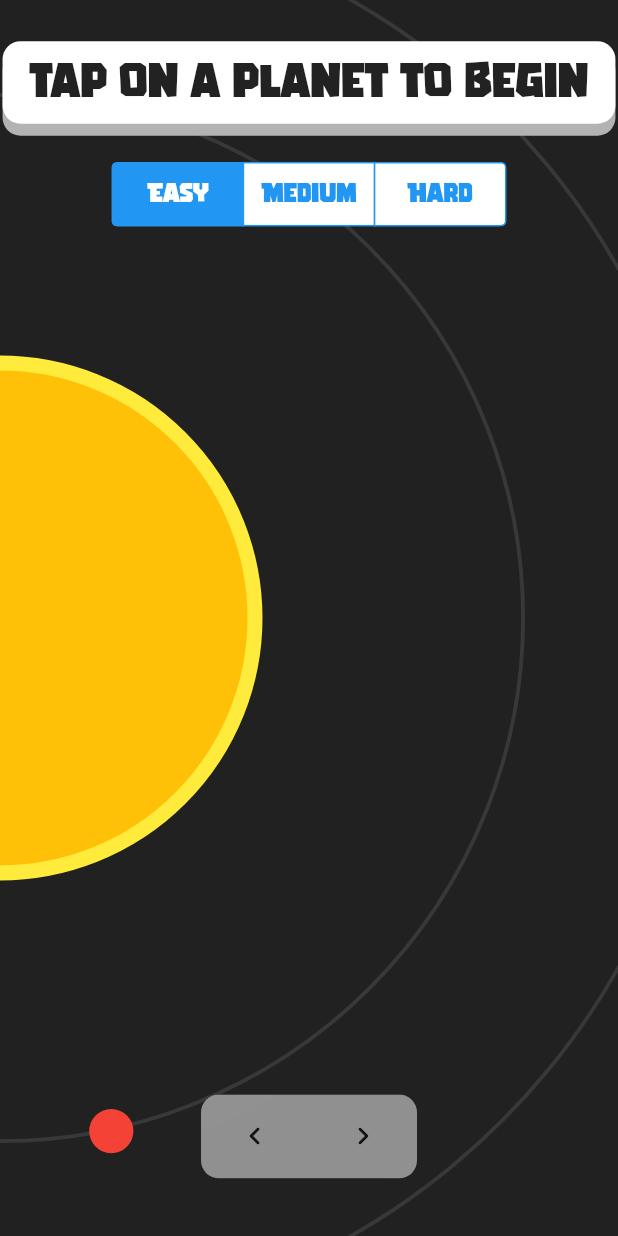
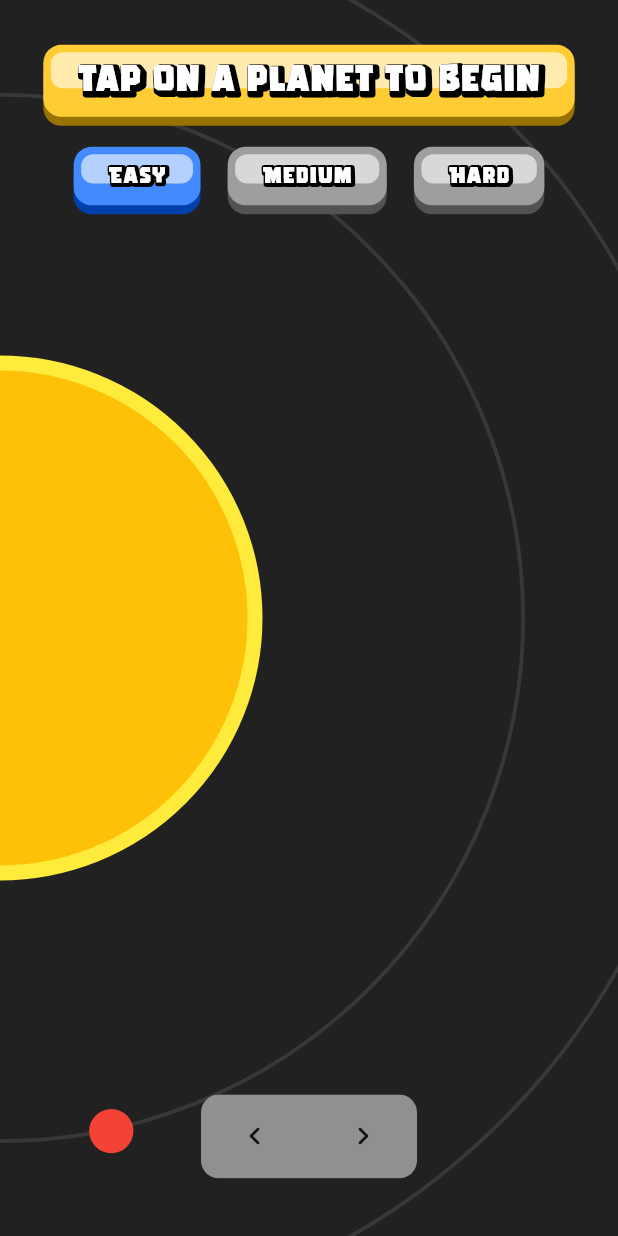
Before and after one commit to jyotirmoy-paul/planets, a Flutter app: the screen it shows after launch, on a phone screen of 412 x 824 dp. Run offline on Flutter 3.47's test engine with Material 2 defaults, Android fonts, the phone set to English and light mode, and no system bars; our stand-ins replace bloc, equatable, flutter_bloc, gap, rive.

Commit message:
improves design & ui

```diff
--- a/lib/dashboard/widgets/header_widget.dart
+++ b/lib/dashboard/widgets/header_widget.dart
@@ -2,6 +2,11 @@ import 'package:flutter/cupertino.dart';
 import 'package:flutter/material.dart';
 import 'package:flutter_bloc/flutter_bloc.dart';
 import 'package:gap/gap.dart';
+import 'package:planets/global/stylized_button.dart';
+import 'package:planets/global/stylized_text.dart';
+import 'package:planets/layout/layout.dart';
+import 'package:planets/layout/utils/responsive_layout_builder.dart';
+import '../../global/bordered_text.dart';
 import '../cubit/level_selection_cubit.dart';
 import '../../global/stylized_container.dart';
 import '../../models/puzzle.dart';
@@ -18,29 +23,39 @@ class HeaderWidget extends StatelessWidget {
         mainAxisSize: MainAxisSize.min,
         children: [
           // header title
-          const StylizedContainer(
-            padding: EdgeInsets.symmetric(horizontal: 18.0, vertical: 12.0),
-            child: Text(
-              AppString.dashboardHeading,
-              style: TextStyle(
-                fontSize: 32.0,
-              ),
-            ),
+          ResponsiveLayoutBuilder(
+            small: (_, Widget? child) => child!,
+            medium: (_, Widget? child) => child!,
+            large: (_, Widget? child) => child!,
+            child: (layoutSize) {
+              final bool isSmall = layoutSize == ResponsiveLayoutSize.small;
+
+              return StylizedContainer(
+                key: isSmall
+                    ? const Key('header_widget_small')
+                    : const Key('header_widget_normal'),
+                color: const Color(0xffffcc33),
+                child: StylizedText(
+                  text: AppString.dashboardHeading,
+                  fontSize: isSmall ? 24.0 : 32.0,
+                  strokeWidth: isSmall ? 5.0 : 6.0,
+                ),
+              );
+            },
           ),
 
           // gap
-          const Gap(18.0),
+          const Gap(20.0),
 
           // level selection
           BlocBuilder<LevelSelectionCubit, LevelSelectionState>(
             builder: (context, state) {
-              return CupertinoSegmentedControl<PuzzleLevel>(
-                pressedColor: Colors.white.withOpacity(0.80),
+              return _SegmentedControl(
                 groupValue: state.level,
                 children: const {
-                  PuzzleLevel.easy: _LevelSelectionWidget('Easy'),
-                  PuzzleLevel.medium: _LevelSelectionWidget('Medium'),
-                  PuzzleLevel.hard: _LevelSelectionWidget('Hard'),
+                  PuzzleLevel.easy: 'Easy',
+                  PuzzleLevel.medium: 'Medium',
+                  PuzzleLevel.hard: 'Hard',
                 },
                 onValueChanged:
                     context.read<LevelSelectionCubit>().onNewLevelSelected,
@@ -53,21 +68,64 @@ class HeaderWidget extends StatelessWidget {
   }
 }
 
-class _LevelSelectionWidget extends StatelessWidget {
-  final String text;
-  const _LevelSelectionWidget(
-    this.text, {
+class _SegmentedControl extends StatelessWidget {
+  final PuzzleLevel groupValue;
+  final Map<PuzzleLevel, String> children;
+  final ValueChanged<PuzzleLevel> onValueChanged;
+
+  const _SegmentedControl({
     Key? key,
+    required this.groupValue,
+    required this.children,
+    required this.onValueChanged,
   }) : super(key: key);
 
   @override
   Widget build(BuildContext context) {
-    return Padding(
-      padding: const EdgeInsets.all(12.0),
-      child: Text(
-        text,
-        style: const TextStyle(fontSize: 18.0),
+    return ResponsiveLayoutBuilder(
+      small: (_, Widget? child) => SizedBox(
+        width: 350.0,
+        child: child!,
       ),
+      medium: (_, Widget? child) => SizedBox(
+        width: 400.0,
+        child: child!,
+      ),
+      large: (_, Widget? child) => SizedBox(
+        width: 400.0,
+        child: child!,
+      ),
+      child: (layoutSize) {
+        final isSmall = layoutSize == ResponsiveLayoutSize.small;
+
+        return Row(
+          key: isSmall
+              ? const Key('segmented_control_small')
+              : const Key('segmented_control_normal'),
+          mainAxisAlignment: MainAxisAlignment.spaceEvenly,
+          mainAxisSize: MainAxisSize.min,
+          children: children.entries.map<Widget>(
+            (value) {
+              final isSelected = groupValue == value.key;
+
+              return StylizedButton(
+                onPressed: () {
+                  onValueChanged(value.key);
+                },
+                child: StylizedContainer(
+                  color: isSelected ? Colors.blueAccent : Colors.grey,
+                  child: StylizedText(
+                    strokeWidth: 4.0,
+                    offset: 1.0,
+                    text: value.value,
+                    fontSize: isSmall ? 15.0 : 18.0,
+                  ),
+                ),
+              );
+            },
+          ).toList(),
+        );
+      },
     );
   }
 }
--- /dev/null
+++ b/lib/global/bordered_text.dart
@@ -0,0 +1,78 @@
+import 'package:flutter/material.dart';
+
+class BorderedText extends StatelessWidget {
+  const BorderedText({
+    Key? key,
+    required this.child,
+    this.strokeCap = StrokeCap.round,
+    this.strokeJoin = StrokeJoin.round,
+    this.strokeWidth = 6.0,
+    this.strokeColor = const Color.fromRGBO(53, 0, 71, 1),
+    this.offset = 0.0,
+  }) : super(key: key);
+
+  /// stoke offset amount
+  final double offset;
+
+  /// the stroke cap style
+  final StrokeCap strokeCap;
+
+  /// the stroke joint style
+  final StrokeJoin strokeJoin;
+
+  /// the stroke width
+  final double strokeWidth;
+
+  /// the stroke color
+  final Color strokeColor;
+
+  /// the [Text] widget to apply stroke on
+  final Text child;
+
+  @override
+  Widget build(BuildContext context) {
+    TextStyle style;
+    if (child.style != null) {
+      style = child.style!.copyWith(
+        foreground: Paint()
+          ..style = PaintingStyle.stroke
+          ..strokeCap = strokeCap
+          ..strokeJoin = strokeJoin
+          ..strokeWidth = strokeWidth
+          ..color = strokeColor,
+        color: null,
+      );
+    } else {
+      style = TextStyle(
+        foreground: Paint()
+          ..style = PaintingStyle.stroke
+          ..strokeCap = strokeCap
+          ..strokeJoin = strokeJoin
+          ..strokeWidth = strokeWidth
+          ..color = strokeColor,
+      );
+    }
+    return Stack(
+      alignment: Alignment.center,
+      textDirection: child.textDirection,
+      children: <Widget>[
+        Transform.translate(
+          offset: Offset(offset, offset),
+          child: Text(
+            child.data!,
+            style: style,
+            maxLines: child.maxLines,
+            overflow: child.overflow,
+            semanticsLabel: child.semanticsLabel,
+            softWrap: child.softWrap,
+            strutStyle: child.strutStyle,
+            textAlign: child.textAlign,
+            textDirection: child.textDirection,
+            textScaleFactor: child.textScaleFactor,
+          ),
+        ),
+        child,
+      ],
+    );
+  }
+}
--- /dev/null
+++ b/lib/global/stylized_button.dart
@@ -0,0 +1,47 @@
+import 'package:flutter/material.dart';
+
+class StylizedButton extends StatelessWidget {
+  final Widget child;
+  final VoidCallback? onPressed;
+
+  StylizedButton({
+    Key? key,
+    required this.child,
+    this.onPressed,
+  }) : super(key: key);
+
+  final _buttonPressedVn = ValueNotifier<bool>(false);
+
+  void _animate() {
+    _buttonPressedVn.value = true;
+  }
+
+  Future<void> _reverseAnimate() async {
+    await Future.delayed(const Duration(milliseconds: 50));
+    _buttonPressedVn.value = false;
+  }
+
+  @override
+  Widget build(BuildContext context) {
+    return GestureDetector(
+      onTapDown: (_) => _animate(),
+      onTapUp: (_) async {
+        await _reverseAnimate();
+        onPressed?.call();
+      },
+      onTapCancel: _reverseAnimate,
+      child: ValueListenableBuilder(
+        valueListenable: _buttonPressedVn,
+        child: child,
+        builder: (_, bool isPressed, Widget? child) {
+          return AnimatedScale(
+            scale: isPressed ? 0.90 : 1.0,
+            curve: Curves.elasticOut,
+            duration: const Duration(milliseconds: 280),
+            child: child,
+          );
+        },
+      ),
+    );
+  }
+}
--- a/lib/global/stylized_container.dart
+++ b/lib/global/stylized_container.dart
@@ -1,37 +1,84 @@
 import 'package:flutter/material.dart';
 import '../utils/utils.dart';
 
-class StylizedContainer extends StatelessWidget {
-  final Widget? child;
+class StylizedContainer extends StatefulWidget {
+  final Widget child;
   final EdgeInsets? padding;
   final EdgeInsets? margin;
   final Color color;
 
   const StylizedContainer({
     Key? key,
-    this.child,
-    this.padding,
+    required this.child,
+    this.padding = const EdgeInsets.symmetric(
+      horizontal: 18.0,
+      vertical: 12.0,
+    ),
     this.margin,
     this.color = Colors.white,
   }) : super(key: key);
 
   @override
+  State<StylizedContainer> createState() => _StylizedContainerState();
+}
+
+class _StylizedContainerState extends State<StylizedContainer> {
+  final globalKey = GlobalKey();
+
+  Widget? topReflectionWidget;
+
+  void _buildReflectionWidget(_) {
+    final size = globalKey.currentContext?.size;
+    if (size == null) return;
+
+    setState(() {
+      topReflectionWidget = Container(
+        margin: const EdgeInsets.all(5.0),
+        height: size.height * 0.50,
+        width: size.width,
+        decoration: BoxDecoration(
+          color: Colors.white.withOpacity(0.60),
+          borderRadius: BorderRadius.circular(8.0),
+        ),
+      );
+    });
+  }
+
+  @override
+  void initState() {
+    super.initState();
+    WidgetsBinding.instance?.addPostFrameCallback(_buildReflectionWidget);
+  }
+
+  @override
   Widget build(BuildContext context) {
     return Container(
-      margin: margin,
+      margin: widget.margin,
       decoration: BoxDecoration(
-        color: Utils.darkenColor(color),
+        color: Utils.darkenColor(widget.color),
         borderRadius: BorderRadius.circular(12.0),
       ),
       child: Transform.translate(
-        offset: const Offset(0.0, -8.0),
+        offset: const Offset(0.0, -6.0),
         child: Container(
           decoration: BoxDecoration(
-            color: color,
+            color: widget.color,
             borderRadius: BorderRadius.circular(12.0),
           ),
-          padding: padding,
-          child: child,
+          child: Stack(
+            alignment: Alignment.topCenter,
+            children: [
+              // reflection widget
+              topReflectionWidget ?? const SizedBox.shrink(),
+
+              // child widget
+              Container(
+                margin: widget.padding,
+                key: globalKey,
+                child: widget.child,
+              ),
+            ],
+          ),
         ),
       ),
     );
--- /dev/null
+++ b/lib/global/stylized_text.dart
@@ -0,0 +1,39 @@
+import 'package:flutter/material.dart';
+
+import 'bordered_text.dart';
+
+class StylizedText extends StatelessWidget {
+  final String text;
+  final Color textColor;
+  final Color strokeColor;
+  final double strokeWidth;
+  final double fontSize;
+  final double offset;
+
+  const StylizedText({
+    Key? key,
+    required this.text,
+    this.textColor = Colors.white,
+    this.strokeColor = Colors.black,
+    this.strokeWidth = 6.0,
+    this.fontSize = 16.0,
+    this.offset = 2.0,
+  }) : super(key: key);
+
+  @override
+  Widget build(BuildContext context) {
+    return BorderedText(
+      offset: offset,
+      strokeWidth: strokeWidth,
+      strokeColor: strokeColor,
+      child: Text(
+        text,
+        style: TextStyle(
+          color: textColor,
+          fontSize: fontSize,
+          letterSpacing: 1.2,
+        ),
+      ),
+    );
+  }
+}
```
Also changed, not shown: pubspec.yaml (line endings or trailing spaces).
